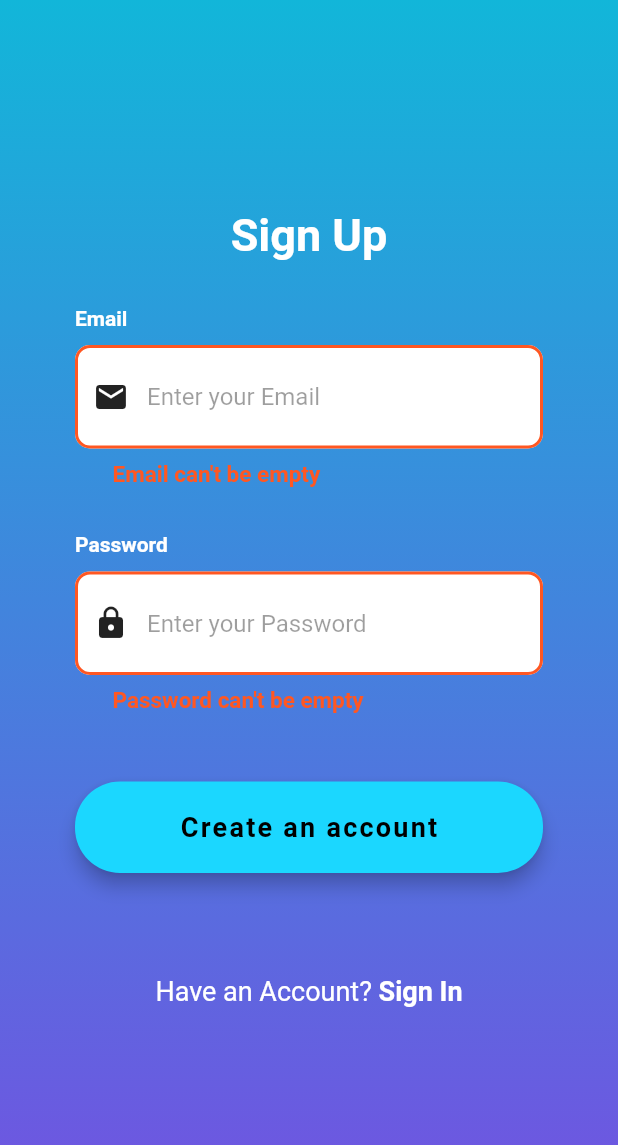
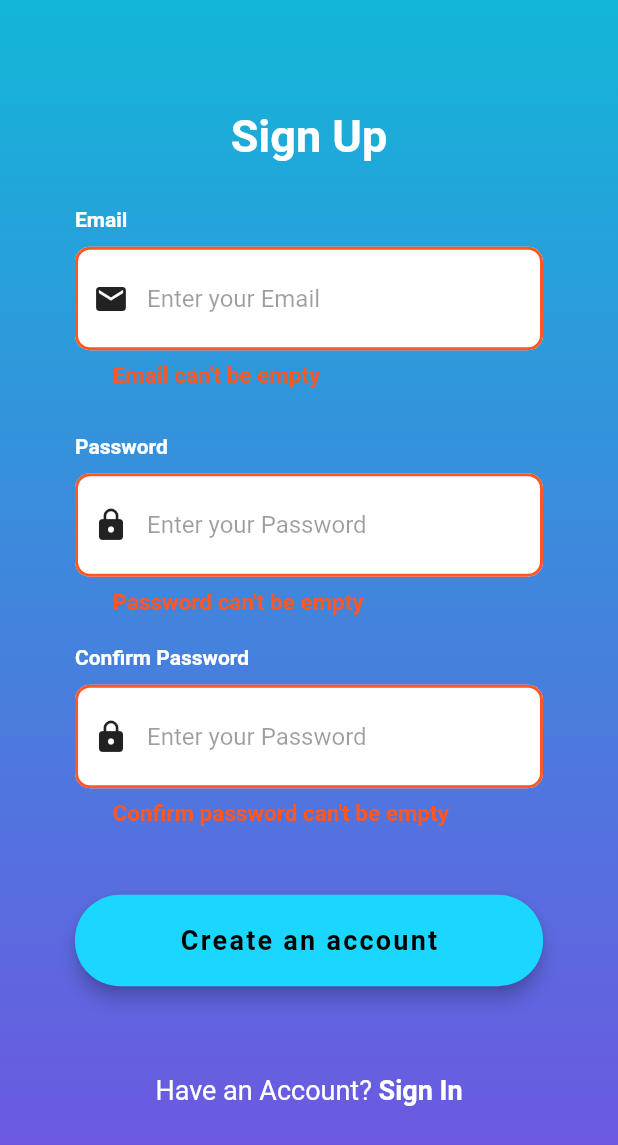
Before and after one commit to subhashissuara/Lend-A-Hand, a Flutter app: the SignUpView screen opened by its route, after a tap on "Create an account", on a phone screen of 412 x 824 dp. Shown: the top 1145 px of the screen. Run offline on Flutter 3.47's test engine with Material 2 defaults, Android fonts, the phone set to English and light mode, and no system bars; drawn by our look-alikes of auto_size_text; our stand-ins replace firebase_auth, firebase_core; accounts and stored records are empty; Roboto replaces fonts that are missing (OpenSans).

Commit message:
Add confirm password field to Sign Up page

```diff
--- a/lib/services/authentication.dart
+++ b/lib/services/authentication.dart
@@ -41,6 +41,8 @@ class AuthenticationService {
   }
 }
 
+var confirmPassword;
+
 class EmailValidator {
   static String validate(String value) {
     if (value.isEmpty) {
@@ -52,6 +54,7 @@ class EmailValidator {
 
 class PasswordValidator {
   static String validate(String value) {
+    confirmPassword = value;
     if (value.isEmpty) {
       return "Password can't be empty";
     }
@@ -61,3 +64,15 @@ class PasswordValidator {
     return null;
   }
 }
+
+class ConfirmPasswordValidator {
+  static String validate(String value) {
+    if (value.isEmpty) {
+      return "Confirm password can't be empty";
+    }
+    if (value != confirmPassword) {
+      return "Passwords don't match";
+    }
+    return null;
+  }
+}
--- a/lib/views/signUp_view.dart
+++ b/lib/views/signUp_view.dart
@@ -194,6 +194,77 @@ class _SignUpViewState extends State<SignUpView> {
       ],
     );
   }
+  Widget _buildConfirmPasswordTextField() {
+      return Column(
+        crossAxisAlignment: CrossAxisAlignment.start,
+        children: <Widget>[
+          Text(
+            'Confirm Password',
+            style: ourLabelStyle,
+          ),
+          SizedBox(height: 10.0),
+          TextFormField(
+            validator: ConfirmPasswordValidator.validate,
+            obscureText: true,
+            style: TextStyle(
+              color: Colors.black,
+              fontFamily: 'OpenSans',
+            ),
+            decoration: InputDecoration(
+              filled: true,
+              fillColor: Colors.white,
+              // focusColor: Colors.black,
+              enabledBorder: OutlineInputBorder(
+                borderRadius: BorderRadius.circular(10),
+                borderSide: BorderSide(
+                    width: 0,
+                    style: BorderStyle.none,
+                ),
+              ),
+              focusedBorder: OutlineInputBorder(
+                borderRadius: BorderRadius.circular(10),
+                borderSide: BorderSide(
+                    width: 2,
+                    // style: BorderStyle.none,
+                ),
+              ),
+              errorStyle: TextStyle(
+                fontSize: 15,
+                fontWeight: FontWeight.bold,
+                fontFamily: 'OpenSans',
+                color: Colors.deepOrange,
+              ),
+              errorBorder: OutlineInputBorder(
+                borderRadius: BorderRadius.circular(10),
+                borderSide: BorderSide(
+                    width: 2,
+                    color: Colors.deepOrange,
+                    //style: BorderStyle.none,
+                ),
+              ),
+              focusedErrorBorder: OutlineInputBorder(
+                borderRadius: BorderRadius.circular(10),
+                borderSide: BorderSide(
+                    width: 2,
+                    // style: BorderStyle.none,
+                ),
+              ),
+              border: InputBorder.none,
+              contentPadding: EdgeInsets.all(25.0),
+              prefixIcon: Icon(
+                Icons.lock,
+                color: Colors.black87,
+              ),
+              hintText: 'Enter your Password',
+              hintStyle: TextStyle(
+                color: Colors.black38,
+                fontFamily: 'OpenSans',
+              ),
+            ),
+          ),
+        ],
+      );
+    }
 
   Widget _buildSignUpButton() {
     return Container(
@@ -308,9 +379,13 @@ class _SignUpViewState extends State<SignUpView> {
                                   SizedBox(
                                     height: 20.0,
                                   ),
+                                  _buildConfirmPasswordTextField(),
+                                  SizedBox(
+                                    height: 20.0,
+                                  ),
                                   _buildSignUpButton(),
                                   SizedBox(
-                                    height: 30.0,
+                                    height: 20.0,
                                   ),
                                   _buildLoginButton(),
                                 ],
```
